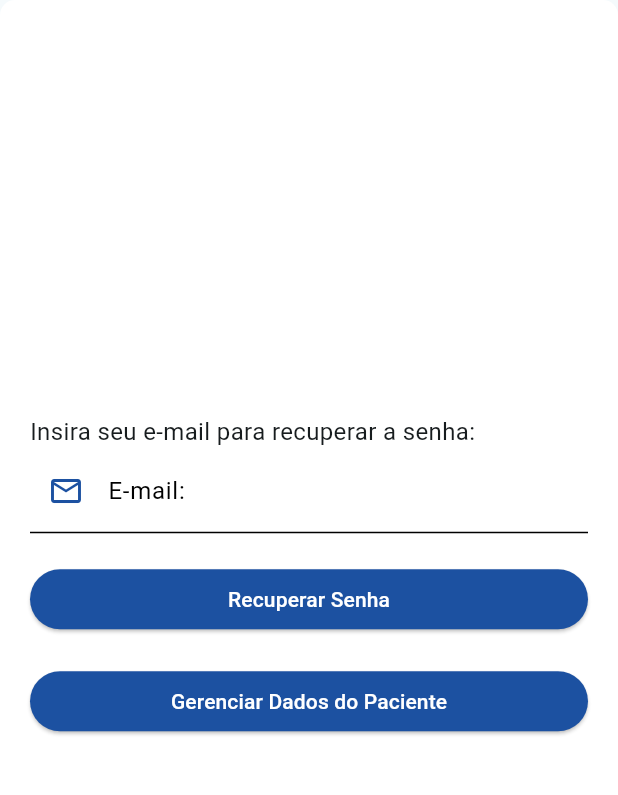
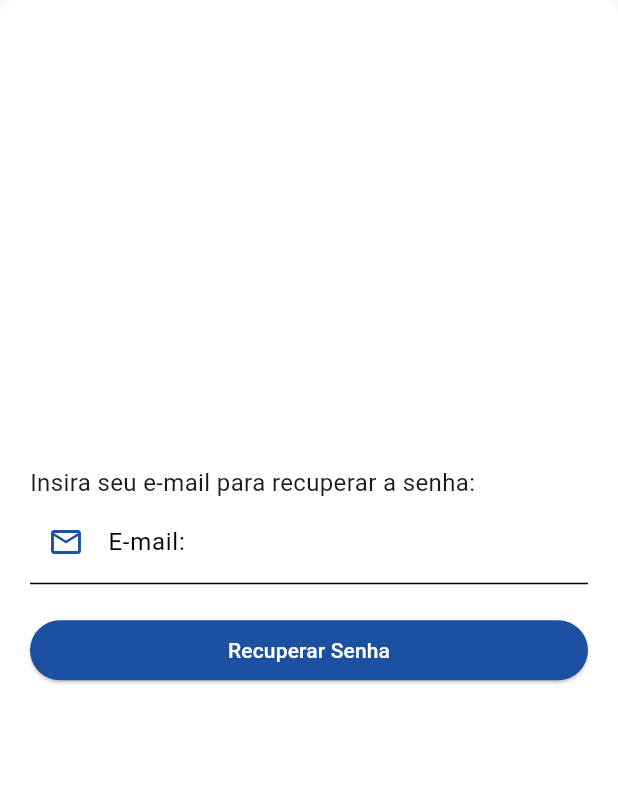
Before and after one commit to BlanckCy/TCC_CuidarMais, a Flutter app: the PasswordRecoveryPage screen opened directly, on a phone screen of 412 x 824 dp, the part 84-879 px from its top. Run offline on Flutter 3.47's test engine with Material 3 defaults, Android fonts, the phone set to English and light mode, and no system bars; network calls fail.

Commit message:
ajustes visuais

```diff
--- a/cuidarmais/lib/models/paciente.dart
+++ b/cuidarmais/lib/models/paciente.dart
@@ -148,7 +148,8 @@ class Paciente {
         'genero': genero!,
         'nome_responsavel': nome_responsavel!,
         'email_responsavel': email_responsavel!,
-        'idcuidador': idcuidador.toString()
+        'idcuidador': idcuidador.toString(),
+        'idnivelcuidado': '1'
       });
 
       var resposta = jsonDecode(dados);
--- a/cuidarmais/lib/pages/password_recovery/password_recovery.dart
+++ b/cuidarmais/lib/pages/password_recovery/password_recovery.dart
@@ -56,7 +56,8 @@ class _PasswordRecoveryPageState extends State<PasswordRecoveryPage> {
                           borderSide: BorderSide(
                             color: Colors.black,
                           ),
-                          )),
+                        ),
+                      ),
                     ),
                   ],
                 ),
@@ -72,21 +73,6 @@ class _PasswordRecoveryPageState extends State<PasswordRecoveryPage> {
                 ),
                 child: const Text('Recuperar Senha'),
               ),
-              const SizedBox(height: 20),
-              ElevatedButton(
-                onPressed: () {
-                  /* Navigator.push(
-                    context,
-                    MaterialPageRoute(
-                        builder: (context) => PatientDataManagementPage()),
-                  ); */
-                },
-                style: ElevatedButton.styleFrom(
-                  backgroundColor: Color(0xFF1C51A1),
-                  foregroundColor: Colors.white,
-                ),
-                child: const Text('Gerenciar Dados do Paciente'),
-              ),
             ],
           ),
         ),
--- a/cuidarmais/lib/pages/sign_up/sign_up_cuidador.dart
+++ b/cuidarmais/lib/pages/sign_up/sign_up_cuidador.dart
@@ -171,7 +171,6 @@ class _SignUpCuidadorPageState extends State<SignUpCuidadorPage> {
                     ),
                     TextFormField(
                       controller: telefoneController,
-                      maxLength: 11,
                       keyboardType: TextInputType.number,
                       decoration: const InputDecoration(
                         prefixIcon: Icon(
@@ -355,7 +354,7 @@ class _SignUpCuidadorPageState extends State<SignUpCuidadorPage> {
                   foregroundColor: Colors.white,
                   backgroundColor: const Color(0XFF1C51A1),
                 ),
-                child: const Text("Cadastre-se"),
+                child: const Text("Cadastrar"),
               ),
             ],
           ),
--- a/cuidarmais/lib/pages/sign_up/sign_up_paciente.dart
+++ b/cuidarmais/lib/pages/sign_up/sign_up_paciente.dart
@@ -305,7 +305,7 @@ class _SignUpPacientePageState extends State<SignUpPacientePage> {
                   foregroundColor: Colors.white,
                   backgroundColor: const Color(0XFF1C51A1),
                 ),
-                child: const Text("Cadastre-se"),
+                child: const Text("Cadastrar"),
               ),
             ],
           ),
```
Also changed, not shown: cuidarmais/lib/pages/list_paciente.dart (+15 -6 lines), 1 other file. Lines whose indentation alone changed are shown as unchanged.
